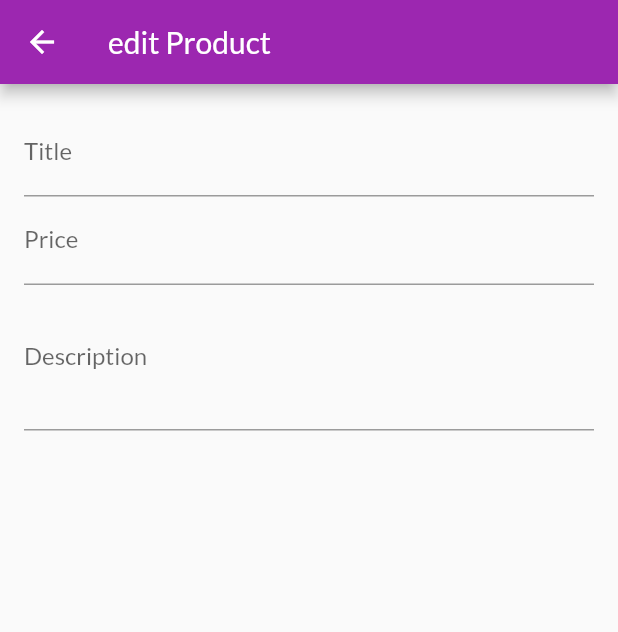
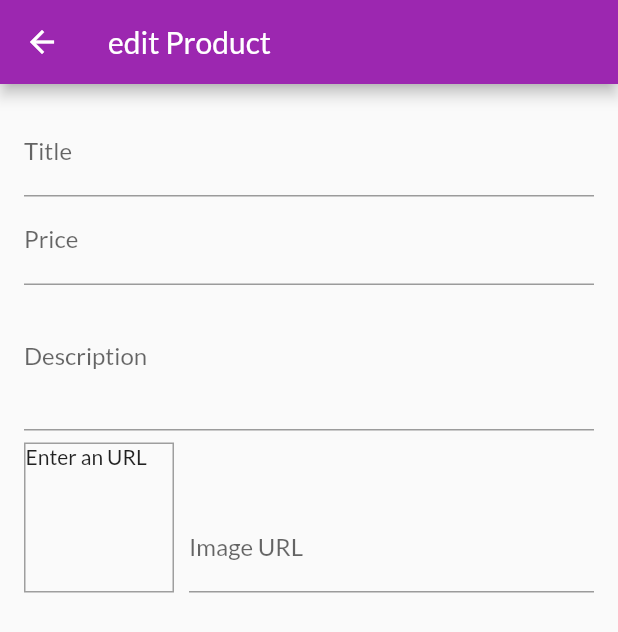
Before and after one commit to kclements306/shop, a Flutter app: the EditProductsScreen screen opened by its route, on a phone screen of 412 x 824 dp. Shown: the top 632 px of the screen. Run offline on Flutter 3.47's test engine with Material 2 defaults, Android fonts, the phone set to English and light mode, and no system bars; network calls fail.

Commit message:
Image Input and Image Preview

```diff
--- a/lib/screens/edit_products_screen.dart
+++ b/lib/screens/edit_products_screen.dart
@@ -10,12 +10,29 @@ class EditProductsScreen extends StatefulWidget {
 class _EditProductsScreenState extends State<EditProductsScreen> {
   final _priceFocusNode = FocusNode();
   final _descriptionFocusNode = FocusNode();
+  final _imageUrlController = TextEditingController();
+  final _imageUrlFocusNode = FocusNode();
+
+  @override
+  void initState() {
+    _imageUrlFocusNode.addListener(_updateImageUrl);
+    super.initState();
+  }
 
   @override
   void dispose() {
+    _imageUrlFocusNode.removeListener(_updateImageUrl);
     _priceFocusNode.dispose();
     _descriptionFocusNode.dispose();
+    _imageUrlController.dispose();
+    _imageUrlFocusNode.dispose();
     super.dispose();
+  }
+
+  void _updateImageUrl() {
+    if (!_imageUrlFocusNode.hasFocus) {
+      setState(() {});
+    }
   }
 
   @override
@@ -52,6 +69,42 @@ class _EditProductsScreenState extends State<EditProductsScreen> {
                 keyboardType: TextInputType.multiline,
                 focusNode: _descriptionFocusNode,
               ),
+              Row(
+                crossAxisAlignment: CrossAxisAlignment.end,
+                children: <Widget>[
+                  Container(
+                    width: 100,
+                    height: 100,
+                    margin: EdgeInsets.only(
+                      top: 8,
+                      right: 10,
+                    ),
+                    decoration: BoxDecoration(
+                      border: Border.all(
+                        width: 1,
+                        color: Colors.grey,
+                      ),
+                    ),
+                    child: _imageUrlController.text.isEmpty
+                        ? Text('Enter an URL')
+                        : FittedBox(
+                            child: Image.network(
+                              _imageUrlController.text,
+                              fit: BoxFit.cover,
+                            ),
+                          ),
+                  ),
+                  Expanded(
+                    child: TextFormField(
+                      decoration: InputDecoration(labelText: 'Image URL'),
+                      keyboardType: TextInputType.url,
+                      textInputAction: TextInputAction.done,
+                      controller: _imageUrlController,
+                      focusNode: _imageUrlFocusNode,
+                    ),
+                  ),
+                ],
+              ),
             ],
           ),
         ),
```
Also changed, not shown: 1 other file.
